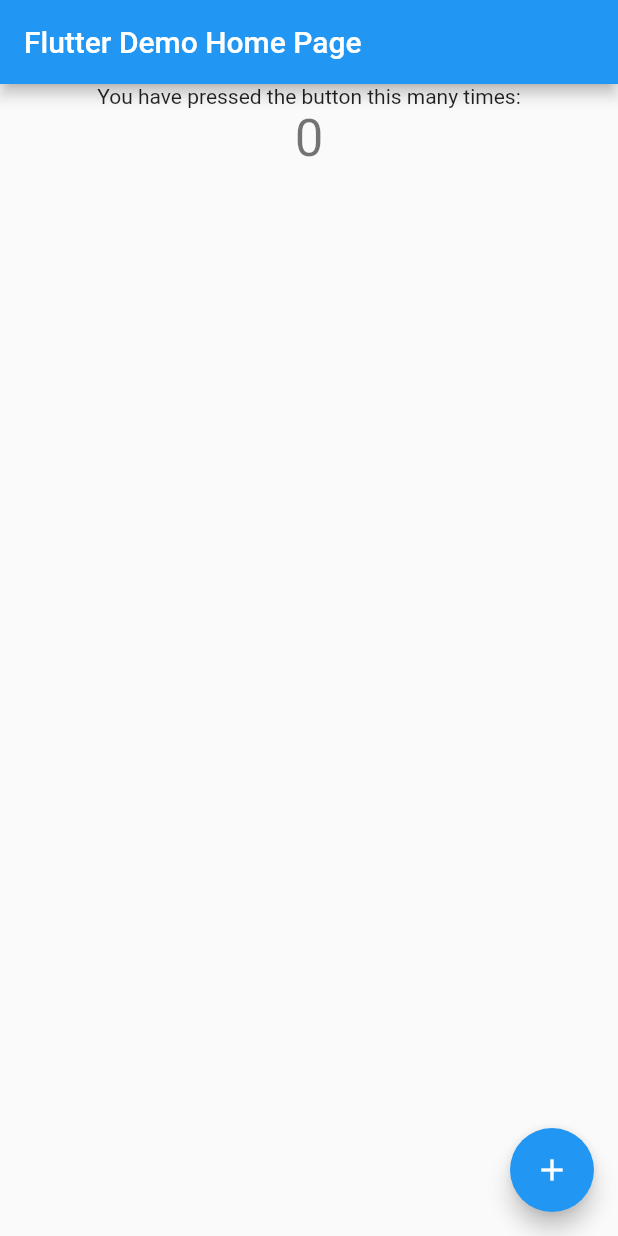
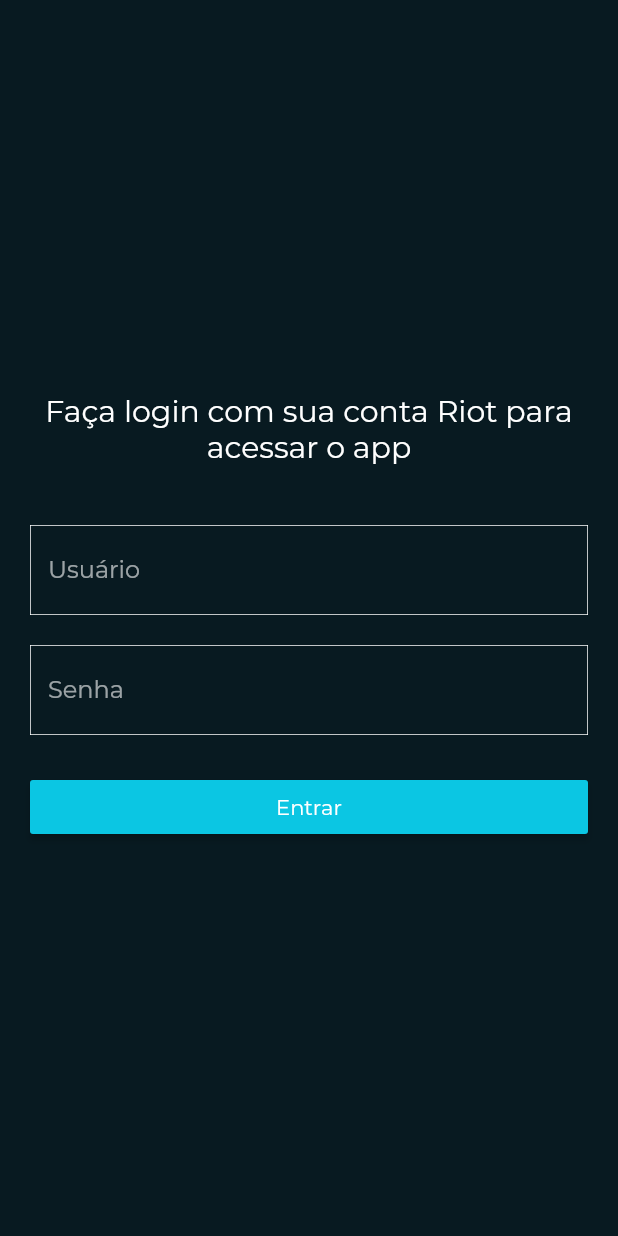
Before and after one commit to betopompolo/lol_ranking, a Flutter app: the screen it shows after launch, on a phone screen of 412 x 824 dp. Run offline on Flutter 3.47's test engine with Material 2 defaults, Android fonts, the phone set to English and light mode, and no system bars.

Commit message:
front: login screen

```diff
--- /dev/null
+++ b/lib/form-style.dart
@@ -0,0 +1,45 @@
+import 'package:flutter/material.dart';
+
+InputDecoration textDecoration = InputDecoration(
+  enabledBorder: OutlineInputBorder(
+    borderSide: BorderSide(
+      color: Colors.white,
+      width: 0.5,
+      style: BorderStyle.solid,
+    ),
+    borderRadius: BorderRadius.zero
+  ),
+  focusedBorder: OutlineInputBorder(
+    borderSide: BorderSide(
+      color: Color(0xff0BC6E3),
+      width: 0.5,
+      style: BorderStyle.solid,
+    ),
+    borderRadius: BorderRadius.zero
+  ),
+  errorBorder: OutlineInputBorder(
+    borderSide: BorderSide(
+      color: Color(0xffED5121),
+      width: 0.5,
+      style: BorderStyle.solid,
+    ),
+    borderRadius: BorderRadius.zero
+  ),
+  focusedErrorBorder: OutlineInputBorder(
+    borderSide: BorderSide(
+      color: Color(0xffED5121),
+      width: 0.5,
+      style: BorderStyle.solid,
+    ),
+    borderRadius: BorderRadius.zero
+  ),
+  fillColor: Colors.transparent,
+);
+
+TextStyle textStyle = TextStyle(
+  color: Colors.white
+);
+
+class MyTextFormField extends TextFormField {
+
+}
--- /dev/null
+++ b/lib/login-page.dart
@@ -0,0 +1,76 @@
+import 'package:flutter/material.dart';
+import 'package:lol_ranking/form-style.dart';
+
+class LoginPage extends StatelessWidget {
+  @override
+  Widget build(BuildContext context) {
+    return Center(
+      child: Padding(
+        padding: const EdgeInsets.only(left: 20, right: 20),
+        child: Column(
+          mainAxisSize: MainAxisSize.min,
+          children: <Widget>[
+            Text(
+              'Faça login com sua conta Riot para acessar o app',
+              textAlign: TextAlign.center,
+              style: Theme.of(context).textTheme.title,
+            ),
+            SizedBox(height: 20.0),
+            LoginForm(),
+          ],
+        ),
+      ),
+    );
+  }
+}
+
+class LoginForm extends StatefulWidget {
+  @override
+  State<StatefulWidget> createState() {
+    return LoginFormState();
+  }
+}
+
+class LoginFormState extends State<LoginForm> {
+  final _key = GlobalKey<FormState>();
+  final _formChildSpace = 20.0;
+
+  @override
+  Widget build(BuildContext context) {
+    return Form(
+        key: _key,
+        child: Center(
+          child: Column(
+            mainAxisSize: MainAxisSize.min,
+            crossAxisAlignment: CrossAxisAlignment.stretch,
+            children: <Widget>[
+              SizedBox(height: _formChildSpace),
+              TextFormField(
+                validator: (value) => value.isEmpty ? 'Digite seu usuário' : null,
+                decoration: textDecoration.copyWith(hintText: 'Usuário'),
+                style: textStyle,
+              ),
+              SizedBox(height: _formChildSpace),
+              TextFormField(
+                validator: (value) => value.isEmpty ? 'Digite sua senha' : null,
+                obscureText: true,
+                decoration: textDecoration.copyWith(hintText: 'Senha'),
+                style: textStyle,
+              ),
+              SizedBox(height: _formChildSpace * 1.2),
+              RaisedButton(
+                onPressed: () {
+                  if (_key.currentState.validate()) {
+                    Scaffold.of(context).showSnackBar(SnackBar(
+                      content: Text('Form válido :)'),
+                    ));
+                  }
+                },
+                child: Text('Entrar'),
+                color: Theme.of(context).primaryColor,
+              )
+            ],
+          ),
+        ));
+  }
+}
--- a/lib/main.dart
+++ b/lib/main.dart
@@ -1,4 +1,5 @@
 import 'package:flutter/material.dart';
+import 'package:lol_ranking/login-page.dart';
 
 void main() => runApp(MyApp());
 
@@ -8,55 +9,28 @@ class MyApp extends StatelessWidget {
     return MaterialApp(
       title: 'Flutter Demo',
       theme: ThemeData(
-        primarySwatch: Colors.blue,
+        primaryColor: Color(0xff0BC6E3),
+        brightness: Brightness.dark,
+        textTheme: TextTheme(
+          display4: TextStyle(fontSize: 72.0, color: Colors.white)
+        ),
+        fontFamily: 'Montserrat',
       ),
-      home: MyHomePage(title: 'Flutter Demo Home Page'),
+      home: HomePage(title: 'Flutter Demo Home Page'),
     );
   }
 }
 
-class MyHomePage extends StatefulWidget {
-  MyHomePage({Key key, this.title}) : super(key: key);
+class HomePage extends StatelessWidget {
+  HomePage({Key key, this.title}) : super(key: key);
 
   final String title;
 
   @override
-  _MyHomePageState createState() => _MyHomePageState();
-}
-
-class _MyHomePageState extends State<MyHomePage> {
-  int _counter = 0;
-
-  void _incrementCounter() {
-    setState(() {
-      _counter++;
-    });
-  }
-
-  @override
   Widget build(BuildContext context) {
     return Scaffold(
-      appBar: AppBar(
-        title: Text(widget.title),
-      ),
-      body: Center(
-        child: Column(
-          children: <Widget>[
-            Text(
-              'You have pressed the button this many times:',
-            ),
-            Text(
-              '$_counter',
-              style: Theme.of(context).textTheme.display1,
-            ),
-          ],
-        ),
-      ),
-      floatingActionButton: FloatingActionButton(
-        onPressed: _incrementCounter,
-        tooltip: 'Increment',
-        child: Icon(Icons.add),
-      ),
+      backgroundColor: Color(0xff081A21),
+      body: LoginPage(),
     );
   }
 }
```
Also changed, not shown: pubspec.yaml (+9 -12 lines), fonts/Montserrat-Bold.ttf (added), fonts/Montserrat-Italic.ttf (added), fonts/Montserrat-Regular.ttf (added).
